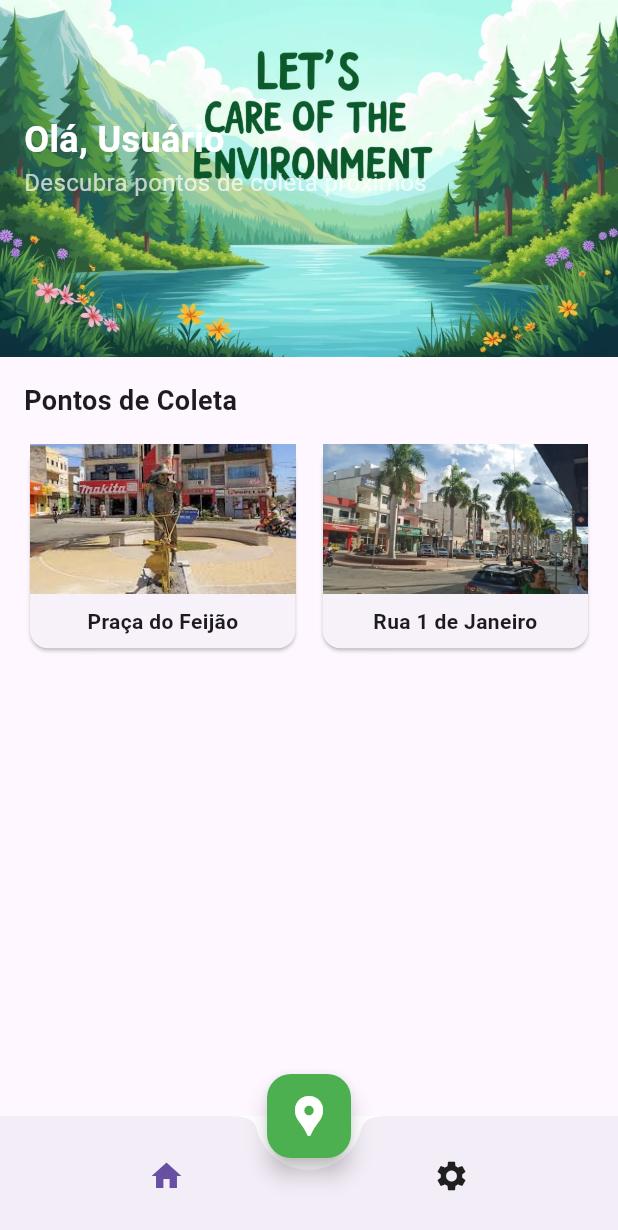
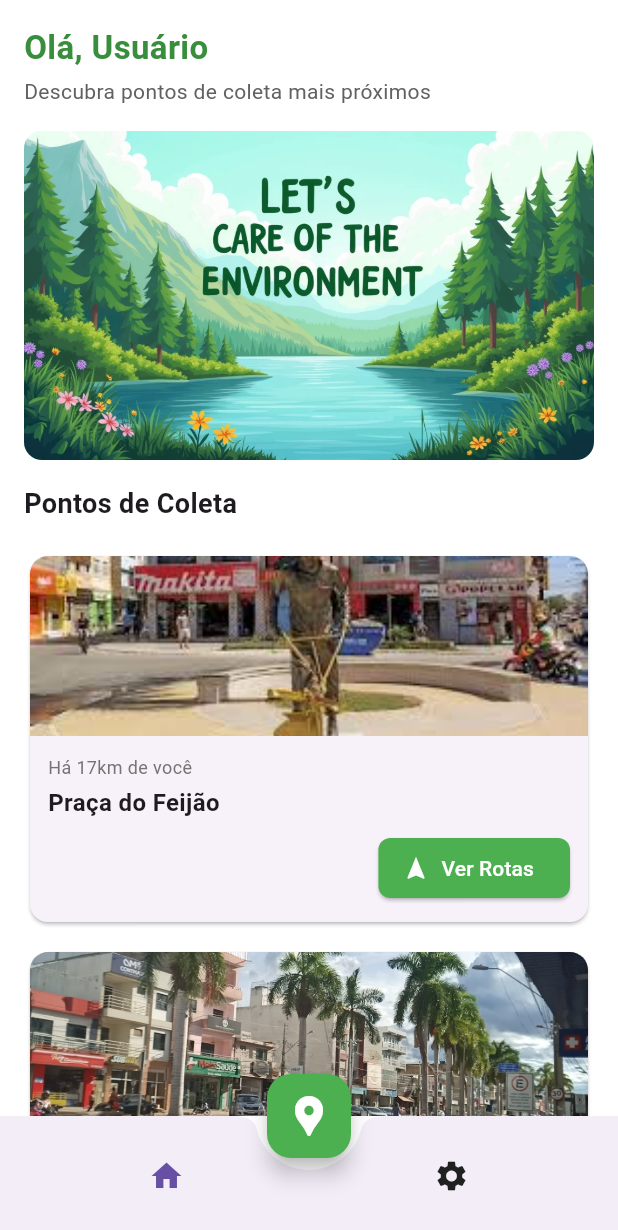
Before and after one commit to giovaneneves7/ecocoleta, a Flutter app: the screen it shows after launch, after a tap on "Entrar", on a phone screen of 412 x 824 dp. Shown: the top 1230 px of the screen. Run offline on Flutter 3.47's test engine with Material 3 defaults, Android fonts, the phone set to English and light mode, and no system bars; our stand-ins replace get, google_maps_flutter, mask_text_input_formatter.

Commit message:
⚡ Update: Change 'morador' home screen's design

```diff
--- a/lib/features/home/screens/modules/morador_home_screen.dart
+++ b/lib/features/home/screens/modules/morador_home_screen.dart
@@ -1,6 +1,5 @@
+import 'package:flutter/material.dart';
 import 'package:ecocoleta/util/images.dart';
-import 'package:flutter/material.dart';
-import 'dart:ui';
 
 class MoradorHomeScreen extends StatefulWidget {
   @override
@@ -11,108 +10,117 @@ class _MoradorHomeScreenState extends State<MoradorHomeScreen> {
   @override
   Widget build(BuildContext context) {
     return Scaffold(
+      backgroundColor: Colors.white,
       body: SingleChildScrollView(
-        child: Column(
-          children: [
-            Stack(
-              children: [
-                Image.asset(
-                  Images.promotionalBanner,
-                  width: double.infinity,
-                  fit: BoxFit.cover,
-                ),
-                Padding(
-                  padding: const EdgeInsets.all(16.0),
         child: Column(
           crossAxisAlignment: CrossAxisAlignment.start,
           children: [
-                      SizedBox(height: 60),
-                      Text(
-                        "Olá, Usuário",
-                        style: TextStyle(
-                          fontSize: 24,
-                          fontWeight: FontWeight.bold,
-                          color: Colors.white,
-                        ),
-                      ),
-                      Text(
-                        "Descubra pontos de coleta próximos",
-                        style: TextStyle(
-                          fontSize: 16,
-                          color: Colors.white70,
-                        ),
-                      ),
-                    ],
-                  ),
-                ),
-              ],
-            ),
             Padding(
               padding: const EdgeInsets.all(16.0),
               child: Column(
                 crossAxisAlignment: CrossAxisAlignment.start,
                 children: [
                   Text(
-                    "Pontos de Coleta",
+                    "Olá, Usuário",
                     style: TextStyle(
-                      fontSize: 18,
+                      fontSize: 22,
                       fontWeight: FontWeight.bold,
+                      color: Colors.green[700],
                     ),
                   ),
-                  SizedBox(height: 12),
-                  Row(
-                    mainAxisAlignment: MainAxisAlignment.spaceBetween,
-                    children: [
-                      Expanded(
-                        child: Card(
-                          shape: RoundedRectangleBorder(
-                            borderRadius: BorderRadius.circular(12),
-                          ),
-                          child: Column(
-                            children: [
-                              Image.asset(
-                                Images.pontoColetaMock1,
-                                height: 100,
-                                width: double.infinity,
-                                fit: BoxFit.cover,
-                              ),
-                              Padding(
-                                padding: const EdgeInsets.all(8.0),
-                                child: Text(
-                                  "Praça do Feijão",
-                                  style: TextStyle(fontWeight: FontWeight.bold),
-                                ),
+                  SizedBox(height: 4),
+                  Text(
+                    "Descubra pontos de coleta mais próximos",
+                    style: TextStyle(fontSize: 14, color: Colors.grey[700]),
                   ),
                 ],
               ),
             ),
-                      ),
-                      SizedBox(width: 10),
-                      Expanded(
-                        child: Card(
-                          shape: RoundedRectangleBorder(
+            Padding(
+              padding: const EdgeInsets.symmetric(horizontal: 16.0),
+              child: ClipRRect(
                 borderRadius: BorderRadius.circular(12),
-                          ),
-                          child: Column(
-                            children: [
-                              Image.asset(
-                                Images.pontoColetaMock2,
-                                height: 100,
+                child: Image.asset(
+                  Images.promotionalBanner,
                   width: double.infinity,
                   fit: BoxFit.cover,
                 ),
+              ),
+            ),
+            SizedBox(height: 16),
             Padding(
-                                padding: const EdgeInsets.all(8.0),
+              padding: const EdgeInsets.symmetric(horizontal: 16.0),
               child: Text(
-                                  "Rua 1 de Janeiro",
-                                  style: TextStyle(fontWeight: FontWeight.bold),
+                "Pontos de Coleta",
+                style: TextStyle(fontSize: 18, fontWeight: FontWeight.bold),
               ),
+            ),
+            SizedBox(height: 12),
+            _buildColetaCard(
+              Images.pontoColetaMock1,
+              "Praça do Feijão",
+              "Há 17km de você",
+            ),
+            _buildColetaCard(
+              Images.pontoColetaMock2,
+              "Tertuliano Cambui",
+              "Há 17km de você",
             ),
           ],
         ),
       ),
+    );
+  }
+
+  Widget _buildColetaCard(String imagePath, String title, String distance) {
+    return Padding(
+      padding: const EdgeInsets.symmetric(horizontal: 16.0, vertical: 6),
+      child: Card(
+        shape: RoundedRectangleBorder(borderRadius: BorderRadius.circular(12)),
+        child: Column(
+          crossAxisAlignment: CrossAxisAlignment.start,
+          children: [
+            ClipRRect(
+              borderRadius: BorderRadius.vertical(top: Radius.circular(12)),
+              child: Image.asset(
+                imagePath,
+                height: 120,
+                width: double.infinity,
+                fit: BoxFit.cover,
               ),
-                    ],
+            ),
+            Padding(
+              padding: const EdgeInsets.all(12.0),
+              child: Column(
+                crossAxisAlignment: CrossAxisAlignment.start,
+                children: [
+                  Text(
+                    distance,
+                    style: TextStyle(fontSize: 12, color: Colors.grey[600]),
+                  ),
+                  SizedBox(height: 4),
+                  Text(
+                    title,
+                    style: TextStyle(
+                      fontSize: 16,
+                      fontWeight: FontWeight.bold,
+                    ),
+                  ),
+                  SizedBox(height: 8),
+                  Align(
+                    alignment: Alignment.centerRight,
+                    child: ElevatedButton.icon(
+                      onPressed: () {},
+                      icon: Icon(Icons.navigation, size: 18),
+                      label: Text("Ver Rotas"),
+                      style: ElevatedButton.styleFrom(
+                        backgroundColor: Colors.green,
+                        foregroundColor: Colors.white,
+                        shape: RoundedRectangleBorder(
+                          borderRadius: BorderRadius.circular(8),
+                        ),
+                      ),
+                    ),
                   ),
                 ],
               ),
```
Lines whose indentation alone changed are shown as unchanged.
